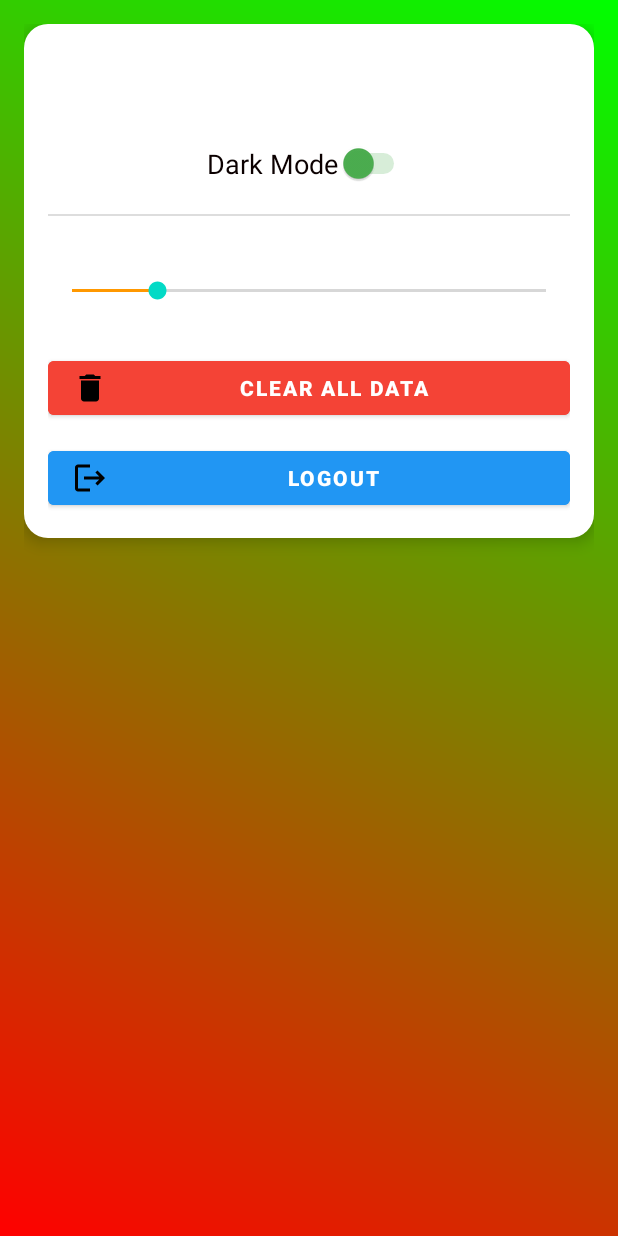
After one commit to SalehAkramSifat/Note-Apps-For-NPI, an Android app: the SettingsActivity screen opened directly, with no data from a screen before it, on a phone screen of 412 x 824 dp. The commit adds this screen. Run offline under Robolectric (Android 15) with nearby library versions, the phone set to English and light mode, and no system bars.

Commit message:
Initial Commit

```diff
--- a/app/src/main/AndroidManifest.xml
+++ b/app/src/main/AndroidManifest.xml
@@ -12,6 +12,9 @@
         android:supportsRtl="true"
         android:theme="@style/Theme.WriteDiary"
         tools:targetApi="31">
+        <activity
+            android:name=".SettingsActivity"
+            android:exported="false" />
         <activity
             android:name=".UnlockActivity"
             android:exported="false" />
--- a/app/src/main/java/com/sifat/writediary/MainActivity.kt
+++ b/app/src/main/java/com/sifat/writediary/MainActivity.kt
@@ -87,7 +87,8 @@ class MainActivity : AppCompatActivity() {
                 startActivity(writeIntent)
             }
             R.id.action_settings -> {
-                Toast.makeText(this, "Set", Toast.LENGTH_SHORT).show()
+                val intent = Intent(this, SettingsActivity::class.java)
+                startActivity(intent)
             }
             R.id.action_export -> {
                 exportAllNotesToPDF()
--- /dev/null
+++ b/app/src/main/java/com/sifat/writediary/SettingsActivity.kt
@@ -0,0 +1,73 @@
+package com.sifat.writediary
+
+import android.content.SharedPreferences
+import android.os.Bundle
+import android.widget.SeekBar
+import android.widget.Toast
+import androidx.appcompat.app.AppCompatActivity
+import com.sifat.writediary.databinding.ActivitySettingsBinding
+
+class SettingsActivity : AppCompatActivity() {
+
+    private lateinit var binding: ActivitySettingsBinding
+    private lateinit var sharedPreferences: SharedPreferences
+
+    override fun onCreate(savedInstanceState: Bundle?) {
+        super.onCreate(savedInstanceState)
+
+        // Initialize ViewBinding
+        binding = ActivitySettingsBinding.inflate(layoutInflater)
+        setContentView(binding.root)
+
+        // SharedPreferences for saving settings
+        sharedPreferences = getSharedPreferences("AppSettings", MODE_PRIVATE)
+
+        // Load saved preferences
+        val isDarkMode = sharedPreferences.getBoolean("DarkMode", false)
+        val fontSize = sharedPreferences.getInt("FontSize", 18)
+
+        // Set initial states
+        binding.switchDarkMode.isChecked = isDarkMode
+        binding.seekBarFontSize.progress = fontSize
+
+        // Dark Mode toggle listener
+        binding.switchDarkMode.setOnCheckedChangeListener { _, isChecked ->
+            val editor = sharedPreferences.edit()
+            editor.putBoolean("DarkMode", isChecked)
+            editor.apply()
+            Toast.makeText(this, "Dark Mode ${if (isChecked) "Enabled" else "Disabled"}", Toast.LENGTH_SHORT).show()
+        }
+
+        // Font Size change listener
+        binding.seekBarFontSize.setOnSeekBarChangeListener(object : SeekBar.OnSeekBarChangeListener {
+            override fun onProgressChanged(seekBar: SeekBar?, progress: Int, fromUser: Boolean) {
+                val editor = sharedPreferences.edit()
+                editor.putInt("FontSize", progress)
+                editor.apply()
+                Toast.makeText(this@SettingsActivity, "Font Size: $progress", Toast.LENGTH_SHORT).show()
+            }
+
+            override fun onStartTrackingTouch(seekBar: SeekBar?) {
+                // Optional: Implement if needed
+            }
+
+            override fun onStopTrackingTouch(seekBar: SeekBar?) {
+                // Optional: Implement if needed
+            }
+        })
+
+        // Clear Data button listener
+        binding.btnClearData.setOnClickListener {
+            val editor = sharedPreferences.edit()
+            editor.clear()
+            editor.apply()
+            Toast.makeText(this, "All Data Cleared", Toast.LENGTH_SHORT).show()
+        }
+
+        // Logout button listener
+        binding.btnLogout.setOnClickListener {
+            Toast.makeText(this, "Logged Out", Toast.LENGTH_SHORT).show()
+            // Add your logout logic here
+        }
+    }
+}
--- /dev/null
+++ b/app/src/main/res/drawable/baseline_delete_24.xml
@@ -0,0 +1,5 @@
+<vector xmlns:android="http://schemas.android.com/apk/res/android" android:height="24dp" android:tint="#000000" android:viewportHeight="24" android:viewportWidth="24" android:width="24dp">
+
+    <path android:fillColor="@android:color/white" android:pathData="M6,19c0,1.1 0.9,2 2,2h8c1.1,0 2,-0.9 2,-2V7H6v12zM19,4h-3.5l-1,-1h-5l-1,1H5v2h14V4z"/>
+
+</vector>
--- /dev/null
+++ b/app/src/main/res/drawable/gradient_background.xml
@@ -0,0 +1,7 @@
+<shape xmlns:android="http://schemas.android.com/apk/res/android"
+    android:shape="rectangle">
+    <gradient
+        android:startColor="#FF0000"
+        android:endColor="#00FF00"
+        android:angle="45"/>
+</shape>
--- /dev/null
+++ b/app/src/main/res/drawable/rounded_card.xml
@@ -0,0 +1,5 @@
+<shape xmlns:android="http://schemas.android.com/apk/res/android">
+    <solid android:color="#FFFFFF" />
+    <corners android:radius="16dp" />
+    <shadow android:color="#BDBDBD" />
+</shape>
--- /dev/null
+++ b/app/src/main/res/layout/activity_settings.xml
@@ -0,0 +1,110 @@
+<?xml version="1.0" encoding="utf-8"?>
+<androidx.constraintlayout.widget.ConstraintLayout xmlns:android="http://schemas.android.com/apk/res/android"
+    xmlns:app="http://schemas.android.com/apk/res-auto"
+    xmlns:tools="http://schemas.android.com/tools"
+    android:id="@+id/main"
+    android:layout_width="match_parent"
+    android:layout_height="match_parent"
+    tools:context=".SettingsActivity">
+
+    <ScrollView
+        xmlns:android="http://schemas.android.com/apk/res/android"
+        android:layout_width="match_parent"
+        android:layout_height="match_parent"
+        android:background="@drawable/gradient_background"
+        android:padding="16dp">
+
+        <LinearLayout
+            android:layout_width="match_parent"
+            android:layout_height="wrap_content"
+            android:orientation="vertical"
+            android:background="@drawable/rounded_card"
+            android:padding="16dp"
+            android:elevation="6dp">
+
+            <!-- Header Title -->
+            <TextView
+                android:layout_width="wrap_content"
+                android:layout_height="wrap_content"
+                android:text="Settings"
+                android:textSize="26sp"
+                android:textStyle="bold"
+                android:textColor="#FFFFFF"
+                android:layout_gravity="center_horizontal"
+                android:paddingBottom="16dp" />
+
+            <!-- Dark Mode Toggle -->
+            <LinearLayout
+                android:layout_width="match_parent"
+                android:layout_height="wrap_content"
+                android:orientation="horizontal"
+                android:paddingVertical="12dp"
+                android:gravity="center">
+
+                <TextView
+                    android:layout_width="wrap_content"
+                    android:layout_height="wrap_content"
+                    android:text="Dark Mode"
+                    android:textSize="18sp"
+                    android:textColor="#0B0000"
+                    android:layout_gravity="center_vertical" />
+
+                <Switch
+                    android:id="@+id/switchDarkMode"
+                    android:layout_width="wrap_content"
+                    android:layout_height="wrap_content"
+                    android:thumbTint="#4CAF50"
+                    android:trackTint="#66BB6A" />
+            </LinearLayout>
+
+            <!-- Font Size Control -->
+            <View
+                android:layout_width="match_parent"
+                android:layout_height="1dp"
+                android:background="#DDDDDD"
+                android:layout_marginVertical="8dp" />
+
+            <TextView
+                android:layout_width="wrap_content"
+                android:layout_height="wrap_content"
+                android:text="Font Size"
+                android:textSize="18sp"
+                android:textColor="#FFFFFF"
+                android:paddingBottom="8dp" />
+
+            <SeekBar
+                android:id="@+id/seekBarFontSize"
+                android:layout_width="match_parent"
+                android:layout_height="wrap_content"
+                android:progressTint="#FF9800"
+                android:layout_marginBottom="16dp" />
+
+            <!-- Clear Data Button -->
+            <Button
+                android:id="@+id/btnClearData"
+                android:layout_width="match_parent"
+                android:layout_height="wrap_content"
+                android:text="Clear All Data"
+                android:layout_marginTop="16dp"
+                android:backgroundTint="#F44336"
+                android:textColor="#FFFFFF"
+                android:drawableLeft="@drawable/baseline_delete_24"
+                android:drawablePadding="8dp"
+                android:textStyle="bold" />
+
+            <!-- Logout Button -->
+            <Button
+                android:id="@+id/btnLogout"
+                android:layout_width="match_parent"
+                android:layout_height="wrap_content"
+                android:text="Logout"
+                android:layout_marginTop="12dp"
+                android:backgroundTint="#2196F3"
+                android:textColor="#FFFFFF"
+                android:drawableLeft="@drawable/baseline_logout_24"
+                android:drawablePadding="8dp"
+                android:textStyle="bold" />
+        </LinearLayout>
+    </ScrollView>
+
+</androidx.constraintlayout.widget.ConstraintLayout>
--- a/app/src/main/res/layout/nav_header.xml
+++ b/app/src/main/res/layout/nav_header.xml
@@ -11,7 +11,7 @@
         android:id="@+id/profile_image"
         android:layout_width="90dp"
         android:layout_height="90dp"
-        android:src="@drawable/pic"
+        android:src="@drawable/logo"
         android:scaleType="centerCrop"
         android:layout_marginBottom="12dp"
         android:background="@drawable/circle_background"
@@ -21,17 +21,9 @@
         android:id="@+id/user_name"
         android:layout_width="wrap_content"
         android:layout_height="wrap_content"
-        android:text="John Doe"
+        android:text="Write Diary....."
         android:textSize="20sp"
         android:textColor="@android:color/white"
         android:textStyle="bold"
         android:layout_marginBottom="4dp" />
-
-    <TextView
-        android:id="@+id/user_email"
-        android:layout_width="wrap_content"
-        android:layout_height="wrap_content"
-        android:text="john.doe@example.com"
-        android:textSize="14sp"
-        android:textColor="@android:color/white" />
 </LinearLayout>
```
Also changed, not shown: app/src/main/res/drawable/logo.jpg (added), app/src/main/res/mipmap-hdpi/logo.jpg (added).
